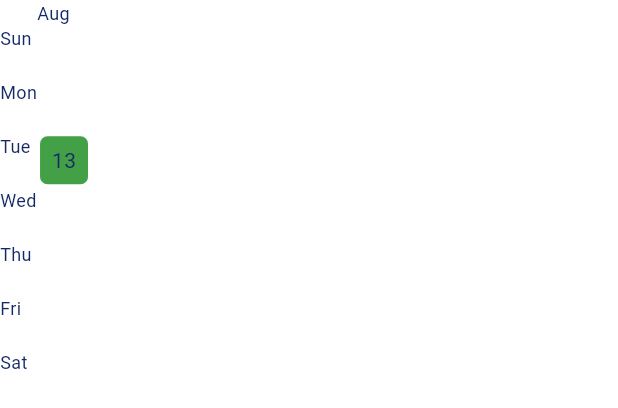
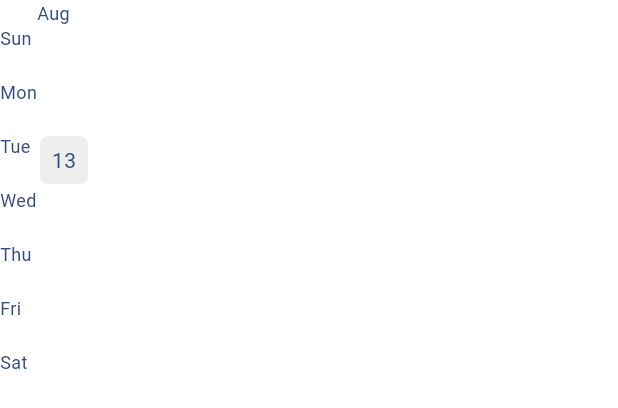
Before and after one commit to Krupaparmar30/minimal_habit_tracker_flutter, a Flutter app: the MyHabitMap widget shown alone on an empty page, opened directly with empty values, on a phone screen of 412 x 824 dp. Shown: the top 408 px of the screen. Run offline on Flutter 3.47's test engine with Material 3 defaults, Android fonts, the phone set to English and light mode, and no system bars; drawn by our look-alikes of flutter_heatmap_calendar; our stand-ins replace flutter_slidable, isar; accounts and stored records are empty; generated files the repository leaves out were written again.

Commit message:
ktu krio

```diff
--- a/lib/componets/my_habit_map/my_habit_map.dart
+++ b/lib/componets/my_habit_map/my_habit_map.dart
@@ -19,21 +19,20 @@ class MyHabitMap extends StatelessWidget {
         endDate: DateTime.now(),
         datasets: datasets,
         colorMode: ColorMode.color,
-        defaultColor: Colors.green.shade600,
+        defaultColor: Colors.grey.shade200,
         textColor: Provider.of<ThemeProvider>(context).isDarkMode
-            ? Colors.white
-            : Color(0xff132a66),
+            ? Colors.grey.shade900
+            : Color(0xff354a7f),
         showColorTip: false,
         showText: true,
         scrollable: true,
         size: 32,
-
         colorsets: {
-          1: Colors.green.shade200,
-          2: Colors.green.shade300,
-          3: Colors.green.shade400,
-          4: Colors.green.shade500,
-          5: Colors.green.shade600,
+          1: Colors.blue.shade100,
+          2: Colors.blue.shade200,
+          3: Colors.blue.shade200,
+          2: Colors.blue.shade200,
+          3: Colors.blue.shade100,
         });
   }
 }
--- a/lib/componets/my_habit_tile/my_habit_tile.dart
+++ b/lib/componets/my_habit_tile/my_habit_tile.dart
@@ -50,7 +50,7 @@ class MyHabitTile extends StatelessWidget {
           child: Container(
             decoration: BoxDecoration(
                 color: isCompleted
-                    ? Theme.of(context).colorScheme.primary
+                    ? Theme.of(context).colorScheme.secondary
                     : Theme.of(context).colorScheme.secondary,
                 borderRadius: BorderRadius.circular(8)),
             child: ListTile(
--- a/lib/habitTracker/habitTrackerHome.dart
+++ b/lib/habitTracker/habitTrackerHome.dart
@@ -138,7 +138,10 @@ class _habitTrackerState extends State<habitTracker> {
       appBar: AppBar(
         title: Center(child: Text('Habit Tracker',
         style: TextStyle(
-          color: Color(0xff132a66)
+          color:Provider.of<ThemeProvider>(context).isDarkMode
+              ? Colors.white
+              : Color(0xff132a66),
+          //Color(0xff132a66)
         ),)),
         elevation: 0,
         backgroundColor: Colors.transparent,
@@ -158,7 +161,7 @@ class _habitTrackerState extends State<habitTracker> {
       ),
       floatingActionButton: FloatingActionButton(
         onPressed: createNewHabit,
-        backgroundColor: Theme.of(context).colorScheme.inversePrimary,
+        backgroundColor: Theme.of(context).colorScheme.secondary,
         child: Icon(Icons.add),
       ),
       body: ListView(
--- a/lib/theme/darkTheme/dark.dart
+++ b/lib/theme/darkTheme/dark.dart
@@ -2,10 +2,10 @@ import 'package:flutter/material.dart';
 
 ThemeData darkMode=ThemeData(
 colorScheme: ColorScheme.dark(
-    surface: Colors.green.shade500,
-    primary: Colors.green.shade700,
-    secondary: Colors.green.shade700,
-    tertiary: Colors.green.shade50,
-    inversePrimary: Colors.green.shade200
+    surface: Colors.white,
+    primary: Color(0xff132a66),
+    secondary:Color(0xff061d5c),
+    tertiary: Color(0xff24386d),
+    inversePrimary: Color(0xff354a7f)
 )
 );
```
